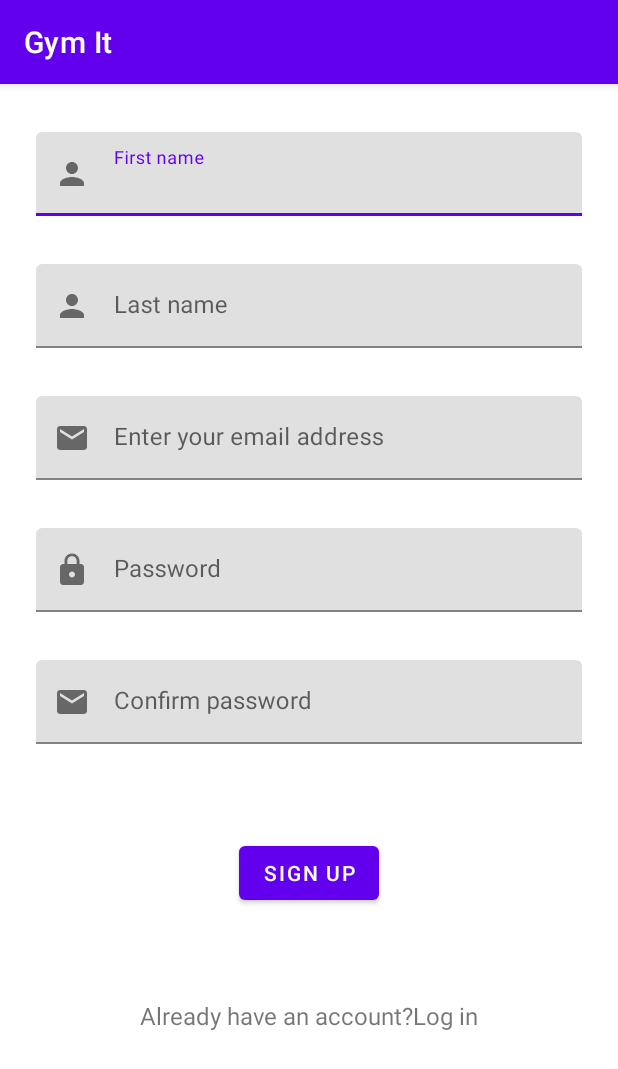
After one commit to Beatriceanena/Gym-app, an Android app: the SignupActivity screen opened directly, with no data from a screen before it, on a phone screen of 412 x 824 dp. The commit adds this screen. Shown: the top 1069 px of the screen. Run offline under Robolectric (Android 15) with nearby library versions, the phone set to English and light mode, and no system bars.

Commit message:
added my some functions

```diff
--- a/app/src/main/AndroidManifest.xml
+++ b/app/src/main/AndroidManifest.xml
@@ -9,6 +9,9 @@
         android:roundIcon="@mipmap/ic_launcher_round"
         android:supportsRtl="true"
         android:theme="@style/Theme.GymIt">
+        <activity
+            android:name=".SignupActivity"
+            android:exported="false" />
         <activity
             android:name=".loginActivity"
             android:exported="false" />
--- /dev/null
+++ b/app/src/main/java/com/carolinekayle/gymit/SignupActivity.kt
@@ -0,0 +1,91 @@
+package com.carolinekayle.gymit
+
+import android.content.Intent
+import androidx.appcompat.app.AppCompatActivity
+import android.os.Bundle
+import android.widget.Button
+import android.widget.TextView
+import com.google.android.material.textfield.TextInputEditText
+import com.google.android.material.textfield.TextInputLayout
+
+class SignupActivity : AppCompatActivity() {
+    lateinit var btnSignup2: Button
+    lateinit var tilEmail: TextInputLayout
+    lateinit var etEmail: TextInputEditText
+    lateinit var tilPassword2: TextInputLayout
+    lateinit var etPassword2: TextInputEditText
+    lateinit var tilFirstname:TextInputLayout
+    lateinit var tilLastName:TextInputLayout
+    lateinit var etFirstName:TextInputEditText
+    lateinit var etLastName:TextInputEditText
+    lateinit var etConfirm:TextInputEditText
+    lateinit var tilConfirm:TextInputLayout
+    lateinit var tvLogin2:TextView
+
+    override fun onCreate(savedInstanceState: Bundle?) {
+        super.onCreate(savedInstanceState)
+        setContentView(R.layout.activity_signup)
+        btnSignup2 = findViewById(R.id.btnSignup2)
+        tilEmail = findViewById(R.id.tilEmail)
+        etEmail = findViewById(R.id.etEmail2)
+        tilPassword2 = findViewById(R.id.tilPassword2)
+        etPassword2 = findViewById(R.id.etPassword2)
+        tilFirstname = findViewById(R.id.tilFirstname)
+        tilLastName = findViewById(R.id.tilLastName)
+        etFirstName = findViewById(R.id.etFirstName)
+        etLastName = findViewById(R.id.etLastName)
+        etConfirm = findViewById(R.id.etConfirm)
+        tilConfirm = findViewById(R.id.tilConfirm)
+        tvLogin2 = findViewById(R.id.tvLogin2)
+
+        tvLogin2.setOnClickListener {
+            val intent = Intent(this, loginActivity::class.java)
+            startActivity(intent)
+        }
+        btnSignup2.setOnClickListener {
+            validateSignUp2()
+
+            }
+
+        }
+    fun validateSignUp2(){
+        var error=false
+        tilEmail.error=null
+        tilPassword2.error=null
+        tilFirstname.error=null
+        tilLastName.error=null
+        tilConfirm.error=null
+        var email=etEmail.text.toString()
+        if(email.isBlank()){
+            tilEmail.error="Email is required"
+            error=true
+        }
+
+        var password=etPassword2.text.toString()
+        if(password.isBlank()){
+            tilPassword2.error="Password is required"
+            error=true
+
+        }
+        var firstname=etFirstName.text.toString()
+        if(firstname.isBlank()){
+          tilFirstname.error  ="First name is required"
+            error=true
+        }
+        var lastname=etLastName.text.toString()
+        if(lastname.isBlank()){
+            tilLastName.error="Last name is required"
+            error=true
+        }
+        var confirm=etConfirm.text.toString()
+        if(confirm.isBlank()){
+            tilConfirm.error="Confirm your password"
+            error=true
+        }
+        if(!error){
+
+        }
+    }
+
+
+        }
--- a/app/src/main/java/com/carolinekayle/gymit/loginActivity.kt
+++ b/app/src/main/java/com/carolinekayle/gymit/loginActivity.kt
@@ -1,9 +1,10 @@
 package com.carolinekayle.gymit
 
+import android.content.Intent
 import androidx.appcompat.app.AppCompatActivity
 import android.os.Bundle
-import android.provider.ContactsContract
 import android.widget.Button
+import android.widget.TextView
 import com.google.android.material.textfield.TextInputEditText
 import com.google.android.material.textfield.TextInputLayout
 
@@ -13,6 +14,7 @@ class loginActivity : AppCompatActivity() {
     lateinit var etEmail: TextInputEditText
     lateinit var tilPassword:TextInputLayout
     lateinit var etPassword:TextInputEditText
+    lateinit var tvSignup:TextView
     override fun onCreate(savedInstanceState: Bundle?) {
         super.onCreate(savedInstanceState)
         setContentView(R.layout.activity_login)
@@ -21,10 +23,15 @@ class loginActivity : AppCompatActivity() {
         etEmail=findViewById(R.id.etEmail)
         tilPassword=findViewById(R.id.tilPassword)
         etPassword=findViewById(R.id.etPassword)
-        btnLogin.setOnClickListener { validateLogin()
+        tvSignup=findViewById(R.id.tvSignup)
+        tvSignup.setOnClickListener { validateLogin()
+           val intent= Intent(this,SignupActivity::class.java)
+            startActivity(intent)
 
         }
-
+      btnLogin.setOnClickListener {
+          validateLogin()
+      }
 
     }
     fun validateLogin(){
--- /dev/null
+++ b/app/src/main/res/drawable/ic_baseline_email_24.xml
@@ -0,0 +1,10 @@
+<vector xmlns:android="http://schemas.android.com/apk/res/android"
+    android:width="24dp"
+    android:height="24dp"
+    android:viewportWidth="24"
+    android:viewportHeight="24"
+    android:tint="?attr/colorControlNormal">
+  <path
+      android:fillColor="@android:color/white"
+      android:pathData="M20,4L4,4c-1.1,0 -1.99,0.9 -1.99,2L2,18c0,1.1 0.9,2 2,2h16c1.1,0 2,-0.9 2,-2L22,6c0,-1.1 -0.9,-2 -2,-2zM20,8l-8,5 -8,-5L4,6l8,5 8,-5v2z"/>
+</vector>
--- /dev/null
+++ b/app/src/main/res/drawable/ic_baseline_lock_24.xml
@@ -0,0 +1,10 @@
+<vector xmlns:android="http://schemas.android.com/apk/res/android"
+    android:width="24dp"
+    android:height="24dp"
+    android:viewportWidth="24"
+    android:viewportHeight="24"
+    android:tint="?attr/colorControlNormal">
+  <path
+      android:fillColor="@android:color/white"
+      android:pathData="M18,8h-1L17,6c0,-2.76 -2.24,-5 -5,-5S7,3.24 7,6v2L6,8c-1.1,0 -2,0.9 -2,2v10c0,1.1 0.9,2 2,2h12c1.1,0 2,-0.9 2,-2L20,10c0,-1.1 -0.9,-2 -2,-2zM12,17c-1.1,0 -2,-0.9 -2,-2s0.9,-2 2,-2 2,0.9 2,2 -0.9,2 -2,2zM15.1,8L8.9,8L8.9,6c0,-1.71 1.39,-3.1 3.1,-3.1 1.71,0 3.1,1.39 3.1,3.1v2z"/>
+</vector>
--- /dev/null
+++ b/app/src/main/res/drawable/ic_baseline_person_24.xml
@@ -0,0 +1,10 @@
+<vector xmlns:android="http://schemas.android.com/apk/res/android"
+    android:width="24dp"
+    android:height="24dp"
+    android:viewportWidth="24"
+    android:viewportHeight="24"
+    android:tint="?attr/colorControlNormal">
+  <path
+      android:fillColor="@android:color/white"
+      android:pathData="M12,12c2.21,0 4,-1.79 4,-4s-1.79,-4 -4,-4 -4,1.79 -4,4 1.79,4 4,4zM12,14c-2.67,0 -8,1.34 -8,4v2h16v-2c0,-2.66 -5.33,-4 -8,-4z"/>
+</vector>
--- a/app/src/main/res/drawable/splash_bg.xml
+++ b/app/src/main/res/drawable/splash_bg.xml
@@ -3,7 +3,7 @@
     <item>
         <bitmap
             android:gravity="fill"
-            android:src="@drawable/gym"/>
+            android:src="@drawable/mangym"/>
 
     </item>
 
--- a/app/src/main/res/layout/activity_login.xml
+++ b/app/src/main/res/layout/activity_login.xml
@@ -41,7 +41,6 @@
         android:layout_width="0dp"
         android:layout_height="wrap_content"
         android:layout_marginStart="24dp"
-        android:background="@android:color/transparent"
         android:layout_marginTop="24dp"
         android:layout_marginEnd="24dp"
         app:layout_constraintEnd_toEndOf="parent"
@@ -51,17 +50,14 @@
 
         <com.google.android.material.textfield.TextInputEditText
             android:id="@+id/etPassword"
+            style="@style/Widget.MaterialComponents.TextInputLayout.OutlinedBox"
             android:layout_width="match_parent"
             android:layout_height="wrap_content"
             android:hint="@string/enter_password"
             android:inputType="textPassword"
-            style= "@style/Widget.MaterialComponents.TextInputLayout.OutlinedBox"
 
 
-
-
-
-            android:password="false" />
+            android:password="true" />
 
     </com.google.android.material.textfield.TextInputLayout>
 
--- /dev/null
+++ b/app/src/main/res/layout/activity_signup.xml
@@ -0,0 +1,131 @@
+<?xml version="1.0" encoding="utf-8"?>
+<androidx.constraintlayout.widget.ConstraintLayout xmlns:android="http://schemas.android.com/apk/res/android"
+    xmlns:app="http://schemas.android.com/apk/res-auto"
+    xmlns:tools="http://schemas.android.com/tools"
+    android:layout_width="match_parent"
+    android:layout_height="match_parent"
+    tools:context=".SignupActivity">
+
+    <com.google.android.material.textfield.TextInputLayout
+        android:id="@+id/tilFirstname"
+        android:layout_width="0dp"
+        android:layout_height="wrap_content"
+        app:startIconDrawable="@drawable/ic_baseline_person_24"
+        android:layout_marginStart="24dp"
+        android:layout_marginTop="32dp"
+        android:layout_marginEnd="24dp"
+        app:layout_constraintEnd_toEndOf="parent"
+        app:layout_constraintStart_toStartOf="parent"
+        app:layout_constraintTop_toTopOf="parent">
+
+        <com.google.android.material.textfield.TextInputEditText
+            android:id="@+id/etFirstName"
+            android:layout_width="match_parent"
+            android:layout_height="wrap_content"
+            android:hint="@string/first_name" />
+    </com.google.android.material.textfield.TextInputLayout>
+
+    <com.google.android.material.textfield.TextInputLayout
+        android:id="@+id/tilLastName"
+        android:layout_width="0dp"
+
+        android:layout_height="wrap_content"
+        app:startIconDrawable="@drawable/ic_baseline_person_24"
+        android:layout_marginStart="24dp"
+        android:layout_marginTop="32dp"
+        android:layout_marginEnd="24dp"
+        app:layout_constraintEnd_toEndOf="parent"
+        app:layout_constraintStart_toStartOf="parent"
+        app:layout_constraintTop_toBottomOf="@+id/tilFirstname">
+
+        <com.google.android.material.textfield.TextInputEditText
+            android:id="@+id/etLastName"
+            android:layout_width="match_parent"
+            android:layout_height="wrap_content"
+            android:hint="@string/last_name" />
+    </com.google.android.material.textfield.TextInputLayout>
+
+    <com.google.android.material.textfield.TextInputLayout
+        android:id="@+id/tilEmail"
+        app:startIconDrawable="@drawable/ic_baseline_email_24"
+        android:layout_width="0dp"
+        android:layout_height="wrap_content"
+        android:layout_marginStart="24dp"
+        android:layout_marginTop="32dp"
+        android:layout_marginEnd="24dp"
+        app:layout_constraintEnd_toEndOf="parent"
+        app:layout_constraintStart_toStartOf="parent"
+        app:layout_constraintTop_toBottomOf="@+id/tilLastName">
+
+        <com.google.android.material.textfield.TextInputEditText
+            android:id="@+id/etEmail2"
+            android:layout_width="match_parent"
+            android:layout_height="wrap_content"
+            android:hint="@string/enter_your_email_address" />
+    </com.google.android.material.textfield.TextInputLayout>
+
+    <com.google.android.material.textfield.TextInputLayout
+        android:id="@+id/tilPassword2"
+        android:layout_width="0dp"
+        app:startIconDrawable="@drawable/ic_baseline_lock_24"
+
+        android:layout_height="wrap_content"
+        android:layout_marginStart="24dp"
+        android:layout_marginTop="32dp"
+        android:layout_marginEnd="24dp"
+        app:layout_constraintEnd_toEndOf="parent"
+        app:layout_constraintStart_toStartOf="parent"
+        app:layout_constraintTop_toBottomOf="@+id/tilEmail">
+
+        <com.google.android.material.textfield.TextInputEditText
+            android:id="@+id/etPassword2"
+            android:layout_width="match_parent"
+            android:layout_height="wrap_content"
+            android:hint="@string/password" />
+    </com.google.android.material.textfield.TextInputLayout>
+
+    <com.google.android.material.textfield.TextInputLayout
+        android:id="@+id/tilConfirm"
+        android:layout_width="0dp"
+        app:startIconDrawable="@drawable/ic_baseline_email_24"
+        android:layout_height="wrap_content"
+        android:layout_marginStart="24dp"
+        android:layout_marginTop="32dp"
+        android:layout_marginEnd="24dp"
+        app:layout_constraintEnd_toEndOf="parent"
+        app:layout_constraintStart_toStartOf="parent"
+        app:layout_constraintTop_toBottomOf="@+id/tilPassword2">
+
+        <com.google.android.material.textfield.TextInputEditText
+            android:id="@+id/etConfirm"
+            android:layout_width="match_parent"
+            android:layout_height="wrap_content"
+            android:hint="@string/confirm_password" />
+    </com.google.android.material.textfield.TextInputLayout>
+
+    <Button
+        android:id="@+id/btnSignup2"
+        android:layout_width="wrap_content"
+        android:layout_height="wrap_content"
+        android:layout_marginStart="24dp"
+        android:layout_marginTop="62dp"
+        android:layout_marginEnd="24dp"
+        android:text="@string/Sign_up"
+        app:layout_constraintEnd_toEndOf="parent"
+        app:layout_constraintStart_toStartOf="parent"
+        app:layout_constraintTop_toBottomOf="@+id/tilConfirm" />
+
+    <TextView
+        android:id="@+id/tvLogin2"
+        android:layout_width="wrap_content"
+        android:layout_height="wrap_content"
+        android:layout_marginStart="24dp"
+        android:layout_marginTop="60dp"
+        android:layout_marginEnd="24dp"
+        android:text="@string/log_in"
+        android:textSize="16sp"
+        app:layout_constraintEnd_toEndOf="parent"
+        app:layout_constraintStart_toStartOf="parent"
+        app:layout_constraintTop_toBottomOf="@+id/btnSignup2" />
+
+</androidx.constraintlayout.widget.ConstraintLayout>
--- a/app/src/main/res/values/colors.xml
+++ b/app/src/main/res/values/colors.xml
@@ -7,4 +7,5 @@
     <color name="teal_700">#FF018786</color>
     <color name="black">#FF000000</color>
     <color name="white">#FFFFFFFF</color>
+
 </resources>
--- a/app/src/main/res/values/strings.xml
+++ b/app/src/main/res/values/strings.xml
@@ -4,4 +4,11 @@
     <string name="enter_password">Enter password</string>
     <string name="sign_up">Don\'t have an account?<u>Sign up </u></string>
     <string name="login">Login</string>
+    <string name="first_name">First name</string>
+    <string name="last_name">Last name</string>
+    <string name="enter_your_email_address">Enter your email address</string>
+    <string name="password">Password</string>
+    <string name="confirm_password">Confirm password</string>
+    <string name="log_in">Already have an account?Log in</string>
+    <string name="Sign_up">Sign up</string>
 </resources>
```
Also changed, not shown: app/src/main/res/drawable-v24/gym.jpeg (added), app/src/main/res/drawable/mangym.jpeg (added).
